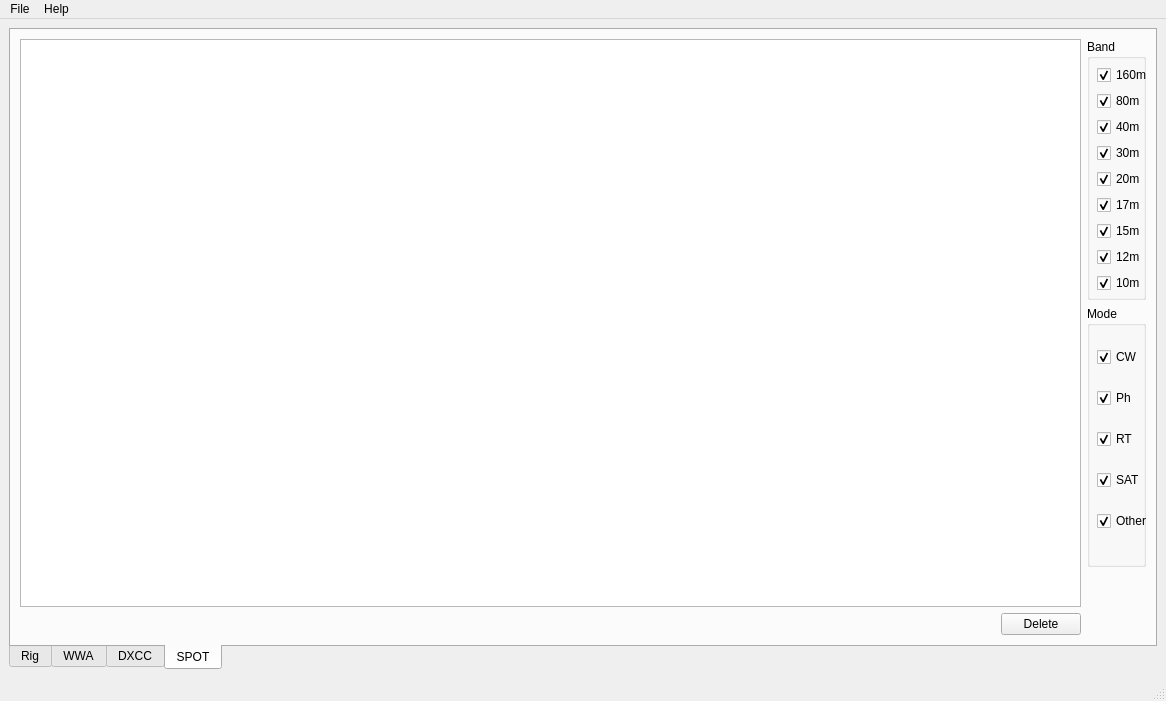
The window that mainwindow.ui (eloranta/HamVibe) describes before a commit, drawn with Qt 5.
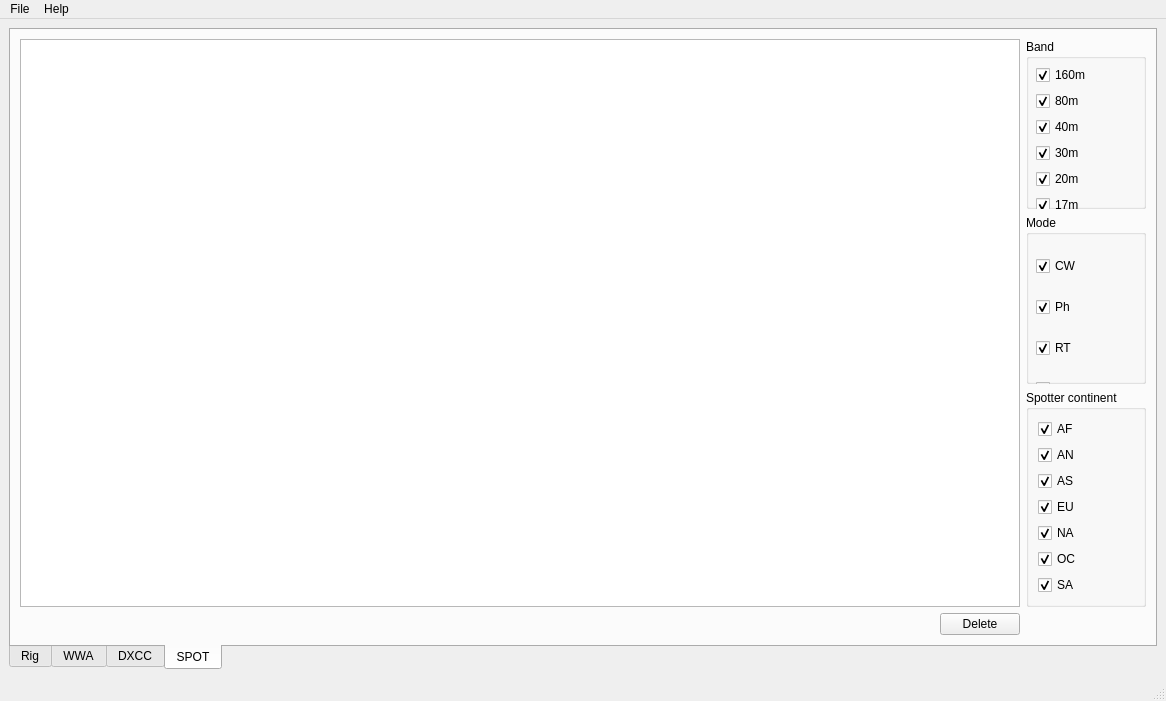
The same window after the commit. Custom widgets are drawn as their Qt base class.

Commit message: fix filtering by spotter continent

The edit to the form file:
```diff
--- a/mainwindow.ui
+++ b/mainwindow.ui
@@ -1364,17 +1364,83 @@
            </widget>
           </item>
           <item>
-           <spacer name="verticalSpacer_4">
-            <property name="orientation">
-             <enum>Qt::Orientation::Vertical</enum>
+           <widget class="QGroupBox" name="spotterContinentGroupBox">
+            <property name="title">
+             <string>Spotter continent</string>
             </property>
-            <property name="sizeHint" stdset="0">
-             <size>
-              <width>20</width>
-              <height>40</height>
-             </size>
-            </property>
-           </spacer>
+            <layout class="QVBoxLayout" name="verticalLayout_11">
+             <item>
+              <widget class="QCheckBox" name="spotterAfCheckBox">
+               <property name="text">
+                <string>AF</string>
+               </property>
+               <property name="checked">
+                <bool>true</bool>
+               </property>
+              </widget>
+             </item>
+             <item>
+              <widget class="QCheckBox" name="spotterAnCheckBox">
+               <property name="text">
+                <string>AN</string>
+               </property>
+               <property name="checked">
+                <bool>true</bool>
+               </property>
+              </widget>
+             </item>
+             <item>
+              <widget class="QCheckBox" name="spotterAsCheckBox">
+               <property name="text">
+                <string>AS</string>
+               </property>
+               <property name="checked">
+                <bool>true</bool>
+               </property>
+              </widget>
+             </item>
+             <item>
+              <widget class="QCheckBox" name="spotterEuCheckBox">
+               <property name="text">
+                <string>EU</string>
+               </property>
+               <property name="checked">
+                <bool>true</bool>
+               </property>
+              </widget>
+             </item>
+             <item>
+              <widget class="QCheckBox" name="spotterNaCheckBox">
+               <property name="text">
+                <string>NA</string>
+               </property>
+               <property name="checked">
+                <bool>true</bool>
+               </property>
+              </widget>
+             </item>
+             <item>
+              <widget class="QCheckBox" name="spotterOcCheckBox">
+               <property name="text">
+                <string>OC</string>
+               </property>
+               <property name="checked">
+                <bool>true</bool>
+               </property>
+              </widget>
+             </item>
+             <item>
+              <widget class="QCheckBox" name="spotterSaCheckBox">
+               <property name="text">
+                <string>SA</string>
+               </property>
+               <property name="checked">
+                <bool>true</bool>
+               </property>
+              </widget>
+             </item>
+            </layout>
+           </widget>
           </item>
          </layout>
         </item>
```
The commit also changes 1 other file.
